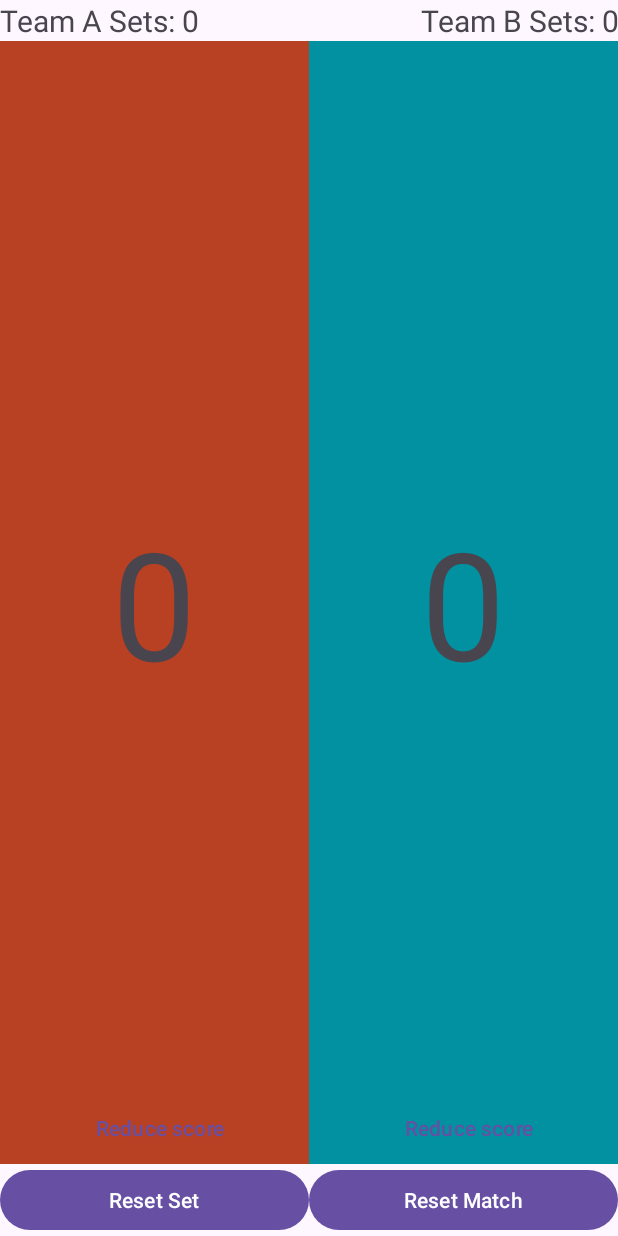
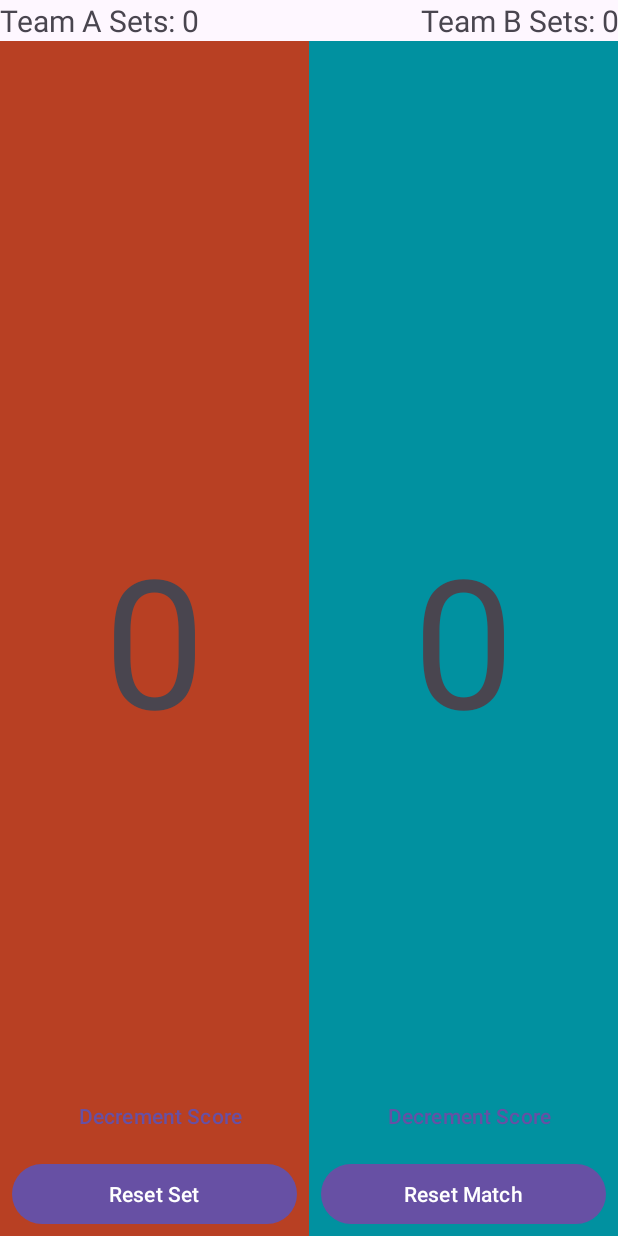
Before and after one commit to svahidhoss/volleyball-scoreboard, an Android app: the screen it shows after launch (MainActivity), on a phone screen of 412 x 824 dp. Run offline under Robolectric (Android 15) with nearby library versions, the phone set to English and light mode, and no system bars.

Commit message:
Fixes -1 score issue. Improves view names. Improves the view styles and button margins and background.

```diff
--- a/app/src/main/java/com/vahossmedia/android/scoreboard/MainActivity.kt
+++ b/app/src/main/java/com/vahossmedia/android/scoreboard/MainActivity.kt
@@ -53,12 +53,12 @@ class MainActivity : AppCompatActivity() {
 
     private fun decrementScore(team: String) {
         if (team == "A") {
-            if (teamAScore < 0) return
+            if (teamAScore <= 0) return
             teamAScore--
             checkSetWinner()
             teamAScoreTextView.text = "$teamAScore"
         } else if (team == "B") {
-            if (teamBScore < 0) return
+            if (teamBScore <= 0) return
             teamBScore--
             checkSetWinner()
             teamBScoreTextView.text = "$teamBScore"
--- a/app/src/main/res/layout/activity_main.xml
+++ b/app/src/main/res/layout/activity_main.xml
@@ -34,7 +34,7 @@
         android:layout_width="match_parent"
         android:layout_height="0dp"
         android:orientation="horizontal"
-        app:layout_constraintBottom_toTopOf="@+id/reset_buttons_area"
+        app:layout_constraintBottom_toBottomOf="parent"
         app:layout_constraintEnd_toEndOf="parent"
         app:layout_constraintStart_toStartOf="parent"
         app:layout_constraintTop_toBottomOf="@+id/team_a_sets">
@@ -54,7 +54,7 @@
                 android:layout_width="wrap_content"
                 android:layout_height="wrap_content"
                 android:text="0"
-                android:textSize="100sp" />
+                android:textSize="120sp" />
 
         </LinearLayout>
 
@@ -73,7 +73,7 @@
                 android:layout_width="wrap_content"
                 android:layout_height="wrap_content"
                 android:text="0"
-                android:textSize="100sp" />
+                android:textSize="120sp" />
 
         </LinearLayout>
 
@@ -95,7 +95,7 @@
             android:layout_width="0dp"
             android:layout_height="wrap_content"
             android:layout_weight="1"
-            android:text="@string/reduce_score" />
+            android:text="@string/decrement_score" />
 
         <Button
             android:id="@+id/button_minus_b"
@@ -103,7 +103,7 @@
             android:layout_width="0dp"
             android:layout_height="wrap_content"
             android:layout_weight="1"
-            android:text="@string/reduce_score" />
+            android:text="@string/decrement_score" />
 
     </LinearLayout>
 
@@ -121,6 +121,10 @@
             android:id="@+id/reset_set_button"
             android:layout_width="0dp"
             android:layout_height="wrap_content"
+            android:layout_marginStart="8dp"
+            android:layout_marginTop="4dp"
+            android:layout_marginEnd="8dp"
+            android:layout_marginBottom="4dp"
             android:layout_weight="1"
             android:text="@string/reset_set" />
 
@@ -128,6 +132,10 @@
             android:id="@+id/reset_match_button"
             android:layout_width="0dp"
             android:layout_height="wrap_content"
+            android:layout_marginStart="8dp"
+            android:layout_marginTop="4dp"
+            android:layout_marginEnd="8dp"
+            android:layout_marginBottom="4dp"
             android:layout_weight="1"
             android:text="@string/reset_match" />
 
--- a/app/src/main/res/values/strings.xml
+++ b/app/src/main/res/values/strings.xml
@@ -1,6 +1,6 @@
 <resources>
     <string name="app_name">Scoreboard</string>
-    <string name="reduce_score">Reduce score</string>
+    <string name="decrement_score">Decrement Score</string>
     <string name="reset_match">Reset Match</string>
     <string name="reset_set">Reset Set</string>
 </resources>
```
